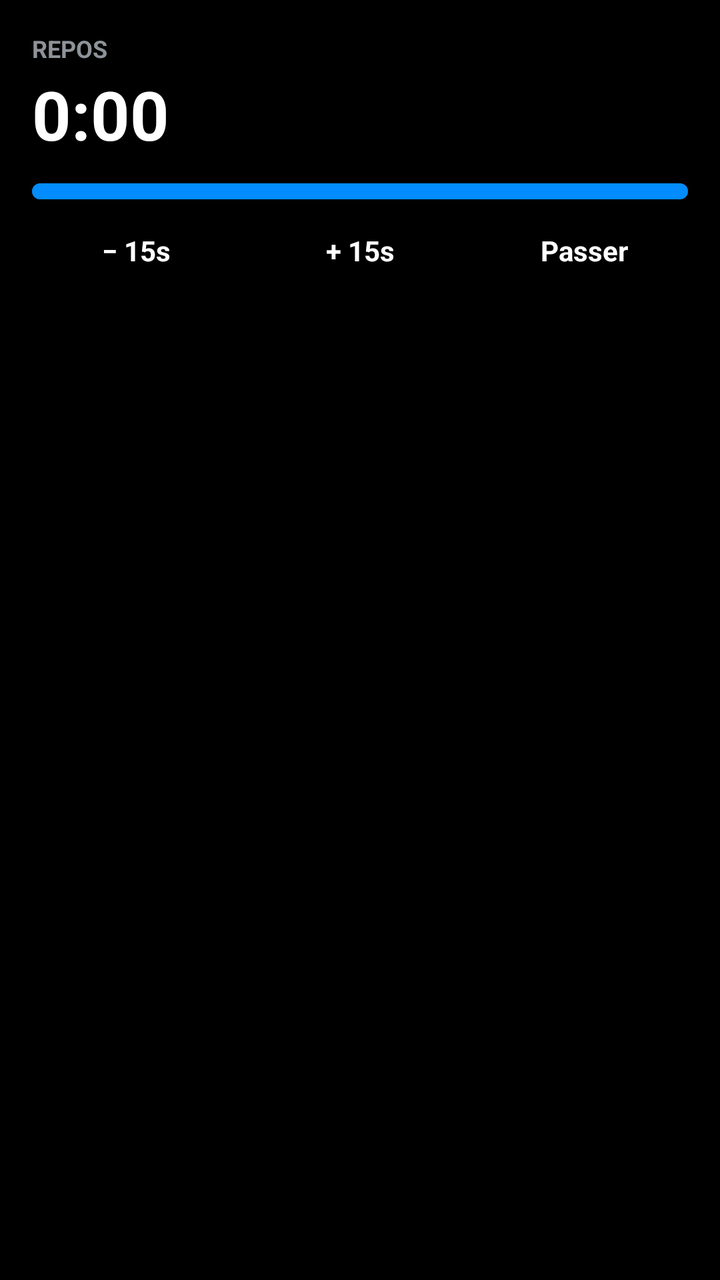
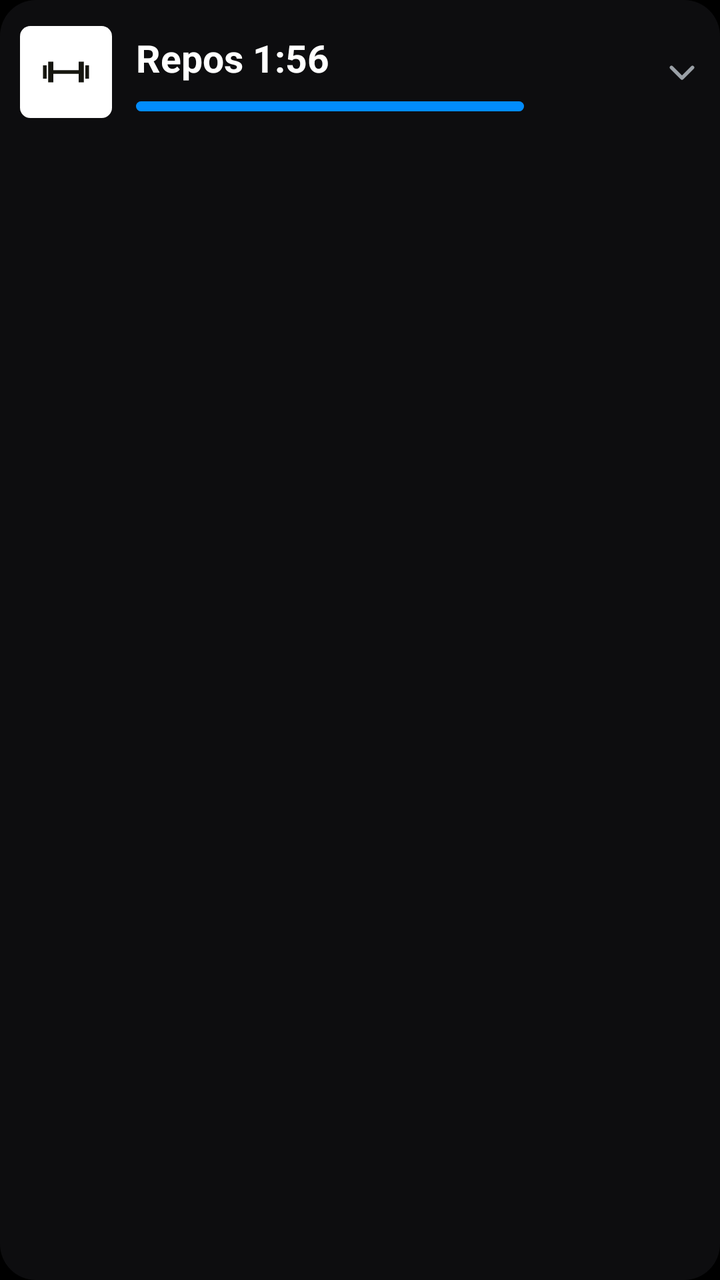

Before-and-after screenshots of an Android layout around one commit, followed by the original layout XML and the change that was made.
<!-- AndroidManifest.xml: application theme Theme.HevyClone -->
<!-- res/layout/notif_rest.xml -->
<?xml version="1.0" encoding="utf-8"?>
<LinearLayout xmlns:android="http://schemas.android.com/apk/res/android"
    android:id="@+id/rest_root"
    android:layout_width="match_parent"
    android:layout_height="wrap_content"
    android:orientation="vertical"
    android:background="#FF000000"
    android:padding="16dp">

    <TextView
        android:id="@+id/rest_label"
        android:layout_width="wrap_content"
        android:layout_height="wrap_content"
        android:text="REPOS"
        android:textColor="#FF8D9399"
        android:textSize="12sp"
        android:textStyle="bold" />

    <TextView
        android:id="@+id/rest_time"
        android:layout_width="wrap_content"
        android:layout_height="wrap_content"
        android:layout_marginTop="2dp"
        android:text="0:00"
        android:textColor="#FFFFFFFF"
        android:textSize="34sp"
        android:textStyle="bold" />

    <ProgressBar
        android:id="@+id/rest_progress"
        style="?android:attr/progressBarStyleHorizontal"
        android:layout_width="match_parent"
        android:layout_height="8dp"
        android:layout_marginTop="12dp"
        android:indeterminate="false"
        android:max="60"
        android:progress="60"
        android:progressDrawable="@drawable/notif_progress" />

    <LinearLayout
        android:layout_width="match_parent"
        android:layout_height="wrap_content"
        android:layout_marginTop="4dp"
        android:orientation="horizontal">

        <TextView
            android:id="@+id/btn_minus15"
            android:layout_width="0dp"
            android:layout_height="wrap_content"
            android:layout_weight="1"
            android:clickable="true"
            android:gravity="center"
            android:paddingTop="12dp"
            android:paddingBottom="12dp"
            android:text="− 15s"
            android:textColor="#FFFFFFFF"
            android:textSize="14sp"
            android:textStyle="bold" />

        <TextView
            android:id="@+id/btn_plus15"
            android:layout_width="0dp"
            android:layout_height="wrap_content"
            android:layout_marginStart="8dp"
            android:layout_weight="1"
            android:clickable="true"
            android:gravity="center"
            android:paddingTop="12dp"
            android:paddingBottom="12dp"
            android:text="+ 15s"
            android:textColor="#FFFFFFFF"
            android:textSize="14sp"
            android:textStyle="bold" />

        <TextView
            android:id="@+id/btn_skip"
            android:layout_width="0dp"
            android:layout_height="wrap_content"
            android:layout_marginStart="8dp"
            android:layout_weight="1"
            android:clickable="true"
            android:gravity="center"
            android:paddingTop="12dp"
            android:paddingBottom="12dp"
            android:text="Passer"
            android:textColor="#FFFFFFFF"
            android:textSize="14sp"
            android:textStyle="bold" />
    </LinearLayout>

</LinearLayout>
<!-- resources referenced by this layout -->
<resources>
  <!-- drawable notif_progress (drawable) -->
  <?xml version="1.0" encoding="utf-8"?>
  <layer-list xmlns:android="http://schemas.android.com/apk/res/android">
      <item android:id="@android:id/background">
          <shape android:shape="rectangle">
              <corners android:radius="4dp" />
              <solid android:color="#FF2A2A2D" />
          </shape>
      </item>
      <item android:id="@android:id/progress">
          <clip>
              <shape android:shape="rectangle">
                  <corners android:radius="4dp" />
                  <solid android:color="#FF028CFD" />
              </shape>
          </clip>
      </item>
  </layer-list>
  <style name="Theme.HevyClone" parent="android:Theme.Material.NoActionBar">
          <item name="android:windowBackground">#000000</item>
          <item name="android:statusBarColor">#000000</item>
          <item name="android:navigationBarColor">#000000</item>
          <item name="android:windowLightStatusBar">false</item>
      </style>
</resources>

<!-- the commit's change to res/layout/notif_rest.xml (unified diff, before → after) -->
@@ -4,54 +4,87 @@
     android:layout_width="match_parent"
     android:layout_height="wrap_content"
     android:orientation="vertical"
-    android:background="#FF000000"
-    android:padding="16dp">
-
-    <TextView
-        android:id="@+id/rest_label"
-        android:layout_width="wrap_content"
-        android:layout_height="wrap_content"
-        android:text="REPOS"
-        android:textColor="#FF8D9399"
-        android:textSize="12sp"
-        android:textStyle="bold" />
-
-    <TextView
-        android:id="@+id/rest_time"
-        android:layout_width="wrap_content"
-        android:layout_height="wrap_content"
-        android:layout_marginTop="2dp"
-        android:text="0:00"
-        android:textColor="#FFFFFFFF"
-        android:textSize="34sp"
-        android:textStyle="bold" />
-
-    <ProgressBar
-        android:id="@+id/rest_progress"
-        style="?android:attr/progressBarStyleHorizontal"
-        android:layout_width="match_parent"
-        android:layout_height="8dp"
-        android:layout_marginTop="12dp"
-        android:indeterminate="false"
-        android:max="60"
-        android:progress="60"
-        android:progressDrawable="@drawable/notif_progress" />
+    android:background="@drawable/notif_card"
+    android:padding="10dp">
 
     <LinearLayout
         android:layout_width="match_parent"
         android:layout_height="wrap_content"
-        android:layout_marginTop="4dp"
-        android:orientation="horizontal">
+        android:orientation="horizontal"
+        android:gravity="center_vertical">
+
+        <ImageView
+            android:id="@+id/iv_app"
+            android:layout_width="46dp"
+            android:layout_height="46dp"
+            android:scaleType="fitCenter"
+            android:src="@drawable/notif_logo"
+            android:contentDescription="@null" />
+
+        <LinearLayout
+            android:layout_width="0dp"
+            android:layout_height="wrap_content"
+            android:layout_weight="1"
+            android:orientation="vertical"
+            android:layout_marginStart="12dp"
+            android:layout_gravity="center_vertical">
+
+            <TextView
+                android:id="@+id/rest_time"
+                android:layout_width="wrap_content"
+                android:layout_height="wrap_content"
+                android:text="Repos 1:56"
+                android:textColor="#FFFFFFFF"
+                android:textSize="19sp"
+                android:textStyle="bold" />
+
+            <ProgressBar
+                android:id="@+id/rest_progress"
+                style="?android:attr/progressBarStyleHorizontal"
+                android:layout_width="match_parent"
+                android:layout_height="5dp"
+                android:layout_marginTop="9dp"
+                android:indeterminate="false"
+                android:max="60"
+                android:progress="60"
+                android:progressDrawable="@drawable/notif_progress" />
+        </LinearLayout>
+
+        <ImageView
+            android:id="@+id/iv_ex"
+            android:layout_width="52dp"
+            android:layout_height="52dp"
+            android:layout_marginStart="10dp"
+            android:scaleType="fitCenter"
+            android:contentDescription="@null" />
+
+        <ImageView
+            android:id="@+id/iv_chevron"
+            android:layout_width="18dp"
+            android:layout_height="18dp"
+            android:layout_marginStart="8dp"
+            android:src="@drawable/notif_chevron"
+            android:contentDescription="@null" />
+    </LinearLayout>
+
+    <LinearLayout
+        android:id="@+id/btn_row"
+        android:layout_width="match_parent"
+        android:layout_height="wrap_content"
+        android:layout_marginTop="10dp"
+        android:orientation="horizontal"
+        android:visibility="gone">
 
         <TextView
             android:id="@+id/btn_minus15"
             android:layout_width="0dp"
             android:layout_height="wrap_content"
             android:layout_weight="1"
+            android:background="@drawable/notif_btn"
             android:clickable="true"
             android:gravity="center"
-            android:paddingTop="12dp"
-            android:paddingBottom="12dp"
+            android:paddingTop="11dp"
+            android:paddingBottom="11dp"
             android:text="− 15s"
             android:textColor="#FFFFFFFF"
             android:textSize="14sp"
@@ -63,10 +96,11 @@
             android:layout_height="wrap_content"
             android:layout_marginStart="8dp"
             android:layout_weight="1"
+            android:background="@drawable/notif_btn"
             android:clickable="true"
             android:gravity="center"
-            android:paddingTop="12dp"
-            android:paddingBottom="12dp"
+            android:paddingTop="11dp"
+            android:paddingBottom="11dp"
             android:text="+ 15s"
             android:textColor="#FFFFFFFF"
             android:textSize="14sp"
@@ -78,10 +112,11 @@
             android:layout_height="wrap_content"
             android:layout_marginStart="8dp"
             android:layout_weight="1"
+            android:background="@drawable/notif_btn"
             android:clickable="true"
             android:gravity="center"
-            android:paddingTop="12dp"
-            android:paddingBottom="12dp"
+            android:paddingTop="11dp"
+            android:paddingBottom="11dp"
             android:text="Passer"
             android:textColor="#FFFFFFFF"
             android:textSize="14sp"
<!-- resource entries referenced after the edit -->
@@ -1,5 +1,41 @@
 <!-- resources referenced by this layout -->
 <resources>
+  <!-- drawable notif_btn (drawable) -->
+  <?xml version="1.0" encoding="utf-8"?>
+  <shape xmlns:android="http://schemas.android.com/apk/res/android" android:shape="rectangle">
+      <corners android:radius="14dp" />
+      <solid android:color="#FF232327" />
+  </shape>
+  <!-- drawable notif_card (drawable) -->
+  <?xml version="1.0" encoding="utf-8"?>
+  <shape xmlns:android="http://schemas.android.com/apk/res/android" android:shape="rectangle">
+      <corners android:radius="18dp" />
+      <solid android:color="#FF0D0D0F" />
+  </shape>
+  <!-- drawable notif_chevron (drawable) -->
+  <?xml version="1.0" encoding="utf-8"?>
+  <vector xmlns:android="http://schemas.android.com/apk/res/android"
+      android:width="18dp" android:height="18dp"
+      android:viewportWidth="24" android:viewportHeight="24">
+      <path
+          android:strokeColor="#FF9AA0A6"
+          android:strokeWidth="2.4"
+          android:strokeLineCap="round"
+          android:strokeLineJoin="round"
+          android:fillColor="#00000000"
+          android:pathData="M5,9 L12,16 L19,9" />
+  </vector>
+  <!-- drawable notif_logo (drawable) -->
+  <?xml version="1.0" encoding="utf-8"?>
+  <layer-list xmlns:android="http://schemas.android.com/apk/res/android">
+      <item>
+          <shape android:shape="rectangle">
+              <corners android:radius="14dp" />
+              <solid android:color="#FFFFFFFF" />
+          </shape>
+      </item>
+      <item android:drawable="@drawable/ic_fg" android:top="8dp" android:bottom="8dp" android:left="8dp" android:right="8dp" />
+  </layer-list>
   <!-- drawable notif_progress (drawable) -->
   <?xml version="1.0" encoding="utf-8"?>
   <layer-list xmlns:android="http://schemas.android.com/apk/res/android">
@@ -24,5 +60,16 @@
           <item name="android:navigationBarColor">#000000</item>
           <item name="android:windowLightStatusBar">false</item>
       </style>
+  <!-- drawable ic_fg (drawable) -->
+  <?xml version="1.0" encoding="utf-8"?>
+  <vector xmlns:android="http://schemas.android.com/apk/res/android"
+      android:width="108dp"
+      android:height="108dp"
+      android:viewportWidth="108"
+      android:viewportHeight="108">
+      <path
+          android:fillColor="#16160F"
+          android:pathData="M30,40 h7 v28 h-7 z M23,45 h5 v18 h-5 z M71,40 h7 v28 h-7 z M80,45 h5 v18 h-5 z M37,51.5 h34 v5 h-34 z" />
+  </vector>
 </resources>
 
